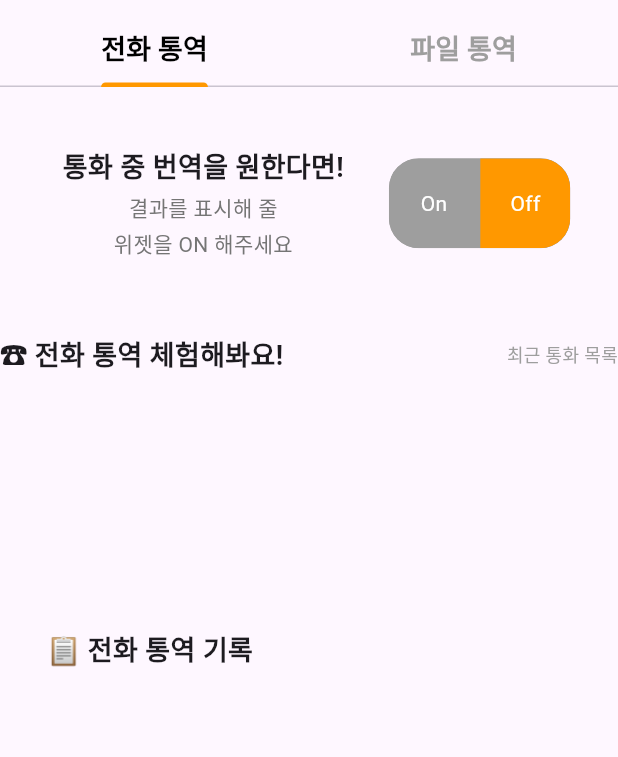
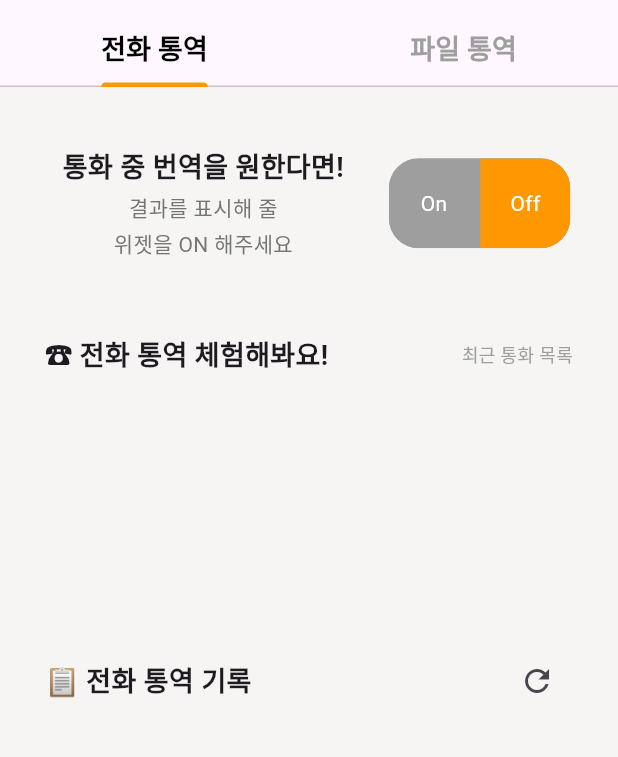
Before and after one commit to jaesung08/JeJalJeJal, a Flutter app: the screen it shows after launch, on a phone screen of 412 x 824 dp, the part 240-997 px from its top. Run offline on Flutter 3.47's test engine with Material 3 defaults, Android fonts, the light colour scheme and no system bars; drawn by our look-alikes of toggle_switch; our stand-ins replace contacts_service, device_info_plus, dio, file_picker, permission_handler, sqflite and 1 more; missing offline and left inert: flutter_overlay_window, phone_state; accounts and stored records are empty; statements that could not run were skipped.

Commit message:
feat-fe: 메인페이지 새로고침 추가

```diff
--- a/frontend/lib/screens/main_call_screen.dart
+++ b/frontend/lib/screens/main_call_screen.dart
@@ -10,14 +10,35 @@ import 'package:jejal_project/services/database_service.dart';
 import 'package:jejal_project/screens/history_chat_screen.dart';
 import 'package:url_launcher/url_launcher_string.dart';
 
-class MainCallScreen extends StatelessWidget {
+class MainCallScreen extends StatefulWidget {
   final DatabaseService databaseService;
 
-  const MainCallScreen({Key? key, required this.databaseService}) : super(key: key);
+  const MainCallScreen({Key? key, required this.databaseService})
+      : super(key: key);
+
+  @override
+  _MainCallScreenState createState() => _MainCallScreenState();
+}
+
+class _MainCallScreenState extends State<MainCallScreen> {
+  Future<List<Conversation>>? conversationsFuture;
+
+  @override
+  void initState() {
+    super.initState();
+    conversationsFuture = widget.databaseService.getAllConversations(); // 초기 데이터 로딩
+  }
+
+  void refreshScreen() {
+    setState(() {
+      conversationsFuture = widget.databaseService.getAllConversations(); // 데이터 재로딩
+    });
+  }
 
   @override
   Widget build(BuildContext context) {
     return Scaffold(
+      backgroundColor: Color(0xffF6F5F4),
       body: Center(
         child: Column(
           mainAxisAlignment: MainAxisAlignment.start,
@@ -96,7 +117,7 @@ class MainCallScreen extends StatelessWidget {
               ),
             ),
             Container(
-              padding: EdgeInsets.symmetric(vertical: 10),
+              padding: EdgeInsets.symmetric(horizontal: 30, vertical: 10),
               child: Row(
                 mainAxisAlignment: MainAxisAlignment.spaceBetween,
                 children: [
@@ -116,7 +137,7 @@ class MainCallScreen extends StatelessWidget {
               height: 130,
               width: 350,
               child: FutureBuilder<List<Conversation>>(
-                future: databaseService.getUniqueRecentConversations(5),
+                future: widget.databaseService.getUniqueRecentConversations(5),
                 builder: (context, snapshot) {
                   if (snapshot.hasData) {
                     final conversations = snapshot.data!;
@@ -177,7 +198,7 @@ class MainCallScreen extends StatelessWidget {
                                 SizedBox(height: 8),
                                 Text(
                                   conversation.name == "제주도민" ? conversation.phoneNumber : conversation.name,
-                                  style: TextStyle(fontSize: 12),
+                                  style: TextStyle(fontSize: 12, fontWeight: FontWeight.bold),
                                   overflow: TextOverflow.ellipsis,
                                 ),
                               ],
@@ -196,15 +217,19 @@ class MainCallScreen extends StatelessWidget {
               children: [SizedBox(height: 30)],
             ),
             Container(
-              padding: EdgeInsets.symmetric(horizontal: 10),
-              child:
-              Container(
-                width: 350,
-                height: 40,
-                child: Text("\u{1F4CB} 전화 통역 기록",
-                    style: TextStyle(fontSize: 18, fontWeight: FontWeight.bold),
-                    textAlign: TextAlign.start
-                ),
+              padding: EdgeInsets.symmetric(horizontal: 30, vertical: 10),
+              child: Row(
+                mainAxisAlignment: MainAxisAlignment.spaceBetween,
+                children: [
+                  Text("\u{1F4CB} 전화 통역 기록",
+                      style: TextStyle(fontSize: 18, fontWeight: FontWeight.bold),
+                      textAlign: TextAlign.start
+                  ),
+                  IconButton(
+                    icon: Icon(Icons.refresh),
+                    onPressed: refreshScreen,
+                  ),
+                ],
               ),
             ),
             Expanded(
@@ -212,7 +237,7 @@ class MainCallScreen extends StatelessWidget {
                 padding: EdgeInsets.symmetric(vertical: 10), // 리스트뷰의 좌우 여백
                 width: 370,
                 child: FutureBuilder<List<Conversation>>(
-                  future: databaseService.getAllConversations().catchError((error) {
+                  future: widget.databaseService.getAllConversations().catchError((error) {
                     return <Conversation>[]; // 에러 발생 시 빈 리스트 반환
                   }),
                   builder: (context, snapshot) {
@@ -286,7 +311,7 @@ class MainCallScreen extends StatelessWidget {
                                         style: TextStyle(color: Colors.grey, fontSize: 14),
                                       ),
                                       onTap: () async {
-                                        final messages = await databaseService.getMessagesByConversationId(conversation.id!);
+                                        final messages = await widget.databaseService.getMessagesByConversationId(conversation.id!);
                                         Navigator.of(context).push(
                                           MaterialPageRoute(
                                             builder: (context) => HistoryChatScreen(
```
Also changed, not shown: frontend/lib/services/set_stream.dart (+8 -8 lines).
